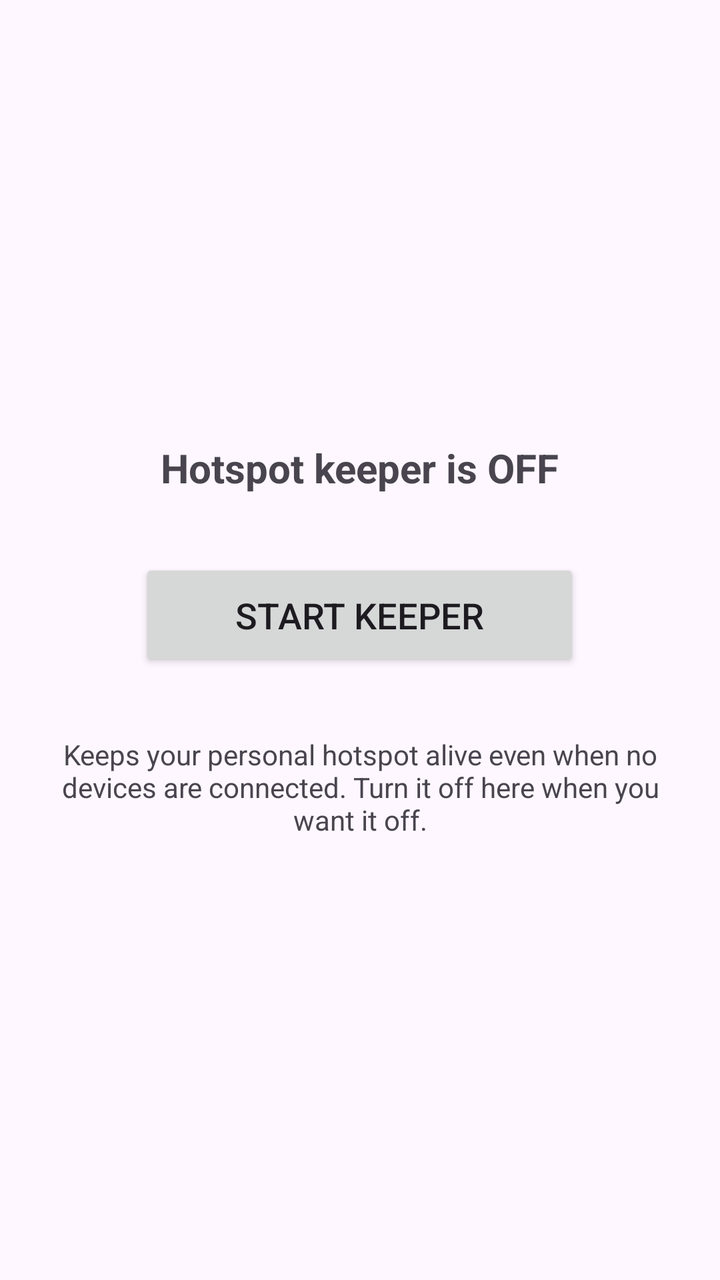
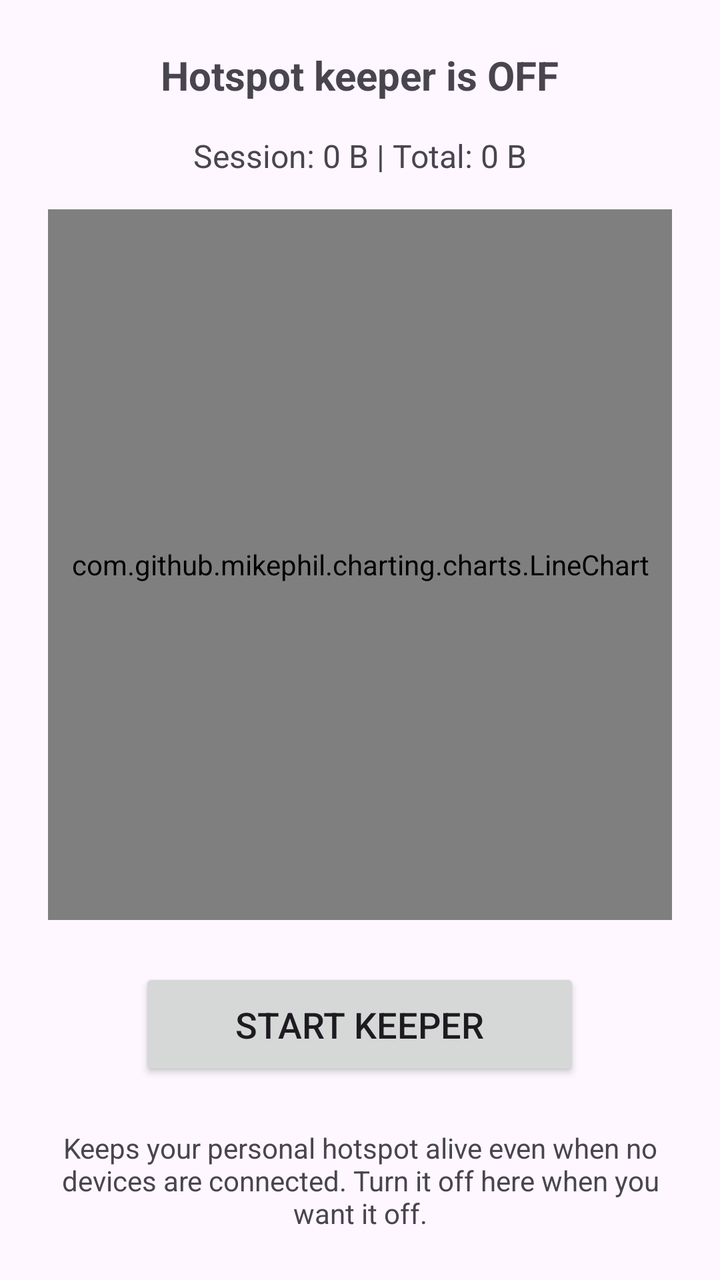

Before-and-after screenshots of an Android layout around one commit, followed by the original layout XML and the change that was made.
<!-- AndroidManifest.xml: application theme Theme.HotspotKeeper -->
<!-- res/layout/activity_main.xml -->
<?xml version="1.0" encoding="utf-8"?>
<LinearLayout xmlns:android="http://schemas.android.com/apk/res/android"
    android:layout_width="match_parent"
    android:layout_height="match_parent"
    android:orientation="vertical"
    android:gravity="center"
    android:padding="24dp">

    <TextView
        android:id="@+id/statusText"
        android:layout_width="wrap_content"
        android:layout_height="wrap_content"
        android:text="@string/status_off"
        android:textSize="20sp"
        android:textStyle="bold"
        android:layout_marginBottom="32dp" />

    <Button
        android:id="@+id/toggleButton"
        android:layout_width="wrap_content"
        android:layout_height="wrap_content"
        android:text="@string/start_keeper"
        android:textSize="18sp"
        android:paddingHorizontal="48dp"
        android:paddingVertical="16dp" />

    <TextView
        android:layout_width="wrap_content"
        android:layout_height="wrap_content"
        android:text="@string/hint_text"
        android:textSize="14sp"
        android:textColor="?android:attr/textColorSecondary"
        android:layout_marginTop="32dp"
        android:gravity="center" />

</LinearLayout>
<!-- resources referenced by this layout -->
<resources>
  <string name="hint_text">Keeps your personal hotspot alive even when no devices are connected. Turn it off here when you want it off.</string>
  <string name="start_keeper">Start Keeper</string>
  <string name="status_off">Hotspot keeper is OFF</string>
  <style name="Theme.HotspotKeeper" parent="Theme.Material3.DayNight.NoActionBar">
          <item name="android:statusBarColor">?attr/colorPrimary</item>
      </style>
</resources>

<!-- the commit's change to res/layout/activity_main.xml (unified diff, before → after) -->
@@ -3,7 +3,7 @@
     android:layout_width="match_parent"
     android:layout_height="match_parent"
     android:orientation="vertical"
-    android:gravity="center"
+    android:gravity="center_horizontal"
     android:padding="24dp">
 
     <TextView
@@ -13,7 +13,22 @@
         android:text="@string/status_off"
         android:textSize="20sp"
         android:textStyle="bold"
-        android:layout_marginBottom="32dp" />
+        android:layout_marginBottom="16dp" />
+
+    <TextView
+        android:id="@+id/dataText"
+        android:layout_width="wrap_content"
+        android:layout_height="wrap_content"
+        android:text="@string/data_usage_placeholder"
+        android:textSize="16sp"
+        android:layout_marginBottom="16dp" />
+
+    <com.github.mikephil.charting.charts.LineChart
+        android:id="@+id/usageChart"
+        android:layout_width="match_parent"
+        android:layout_height="0dp"
+        android:layout_weight="1"
+        android:layout_marginBottom="24dp" />
 
     <Button
         android:id="@+id/toggleButton"
@@ -30,7 +45,7 @@
         android:text="@string/hint_text"
         android:textSize="14sp"
         android:textColor="?android:attr/textColorSecondary"
-        android:layout_marginTop="32dp"
+        android:layout_marginTop="24dp"
         android:gravity="center" />
 
 </LinearLayout>
<!-- resource entries referenced after the edit -->
@@ -1,5 +1,6 @@
 <!-- resources referenced by this layout -->
 <resources>
+  <string name="data_usage_placeholder">Session: 0 B  |  Total: 0 B</string>
   <string name="hint_text">Keeps your personal hotspot alive even when no devices are connected. Turn it off here when you want it off.</string>
   <string name="start_keeper">Start Keeper</string>
   <string name="status_off">Hotspot keeper is OFF</string>
